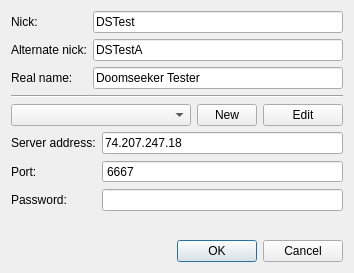
Qt form src/core/gui/irc/ircnetworkselectionbox.ui (Destroyerrrocket/doomseeker-unofficial) before a commit.
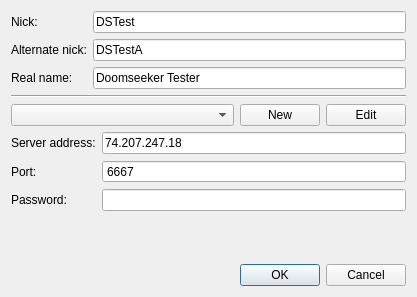
The same form after that commit. Icons and pictures are not drawn.

Commit message: - Set Doomseeker icon to Demo Manager dialog. - IRC network selection dialog: set correct title and removed size restriction from "new" button because it was squished when translated.

```diff
--- a/src/core/gui/irc/ircnetworkselectionbox.ui
+++ b/src/core/gui/irc/ircnetworkselectionbox.ui
@@ -6,8 +6,8 @@
    <rect>
     <x>0</x>
     <y>0</y>
-    <width>354</width>
-    <height>273</height>
+    <width>417</width>
+    <height>297</height>
    </rect>
   </property>
   <property name="windowTitle">
@@ -83,12 +83,6 @@
          <verstretch>0</verstretch>
         </sizepolicy>
        </property>
-       <property name="maximumSize">
-        <size>
-         <width>60</width>
-         <height>16777215</height>
-        </size>
-       </property>
        <property name="text">
         <string>New</string>
        </property>
```
Left out of the diff: 2 changed lines with no effect on the pictures. The commit also changes 1 other file.
